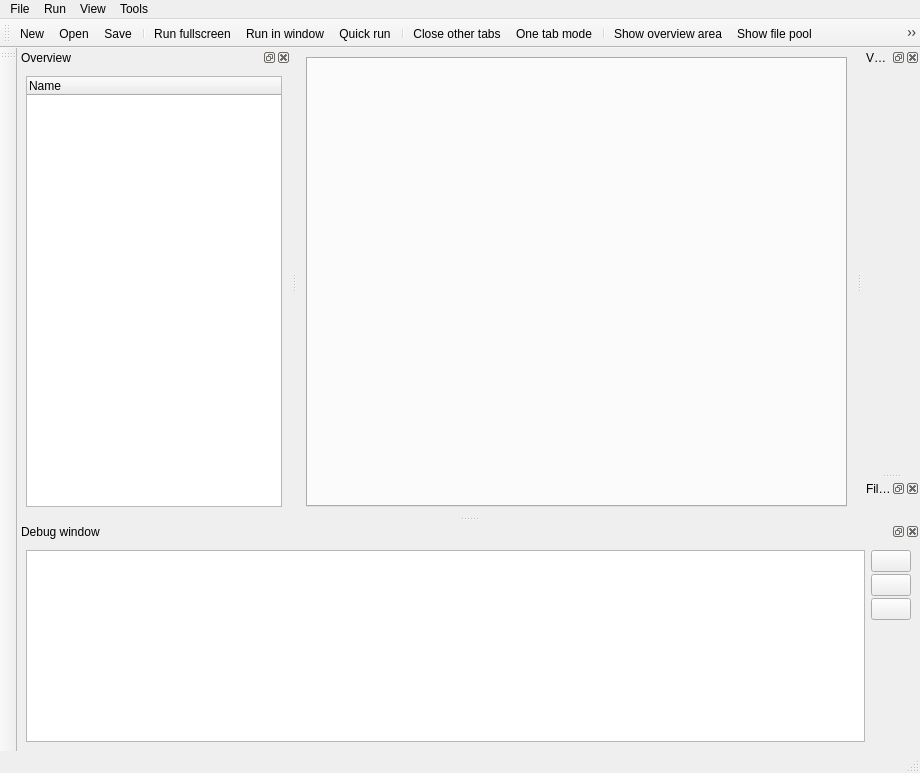
Before: the Qt Designer form resources/ui/misc/main_window.ui in open-cogsci/OpenSesame, drawn with Qt 5.
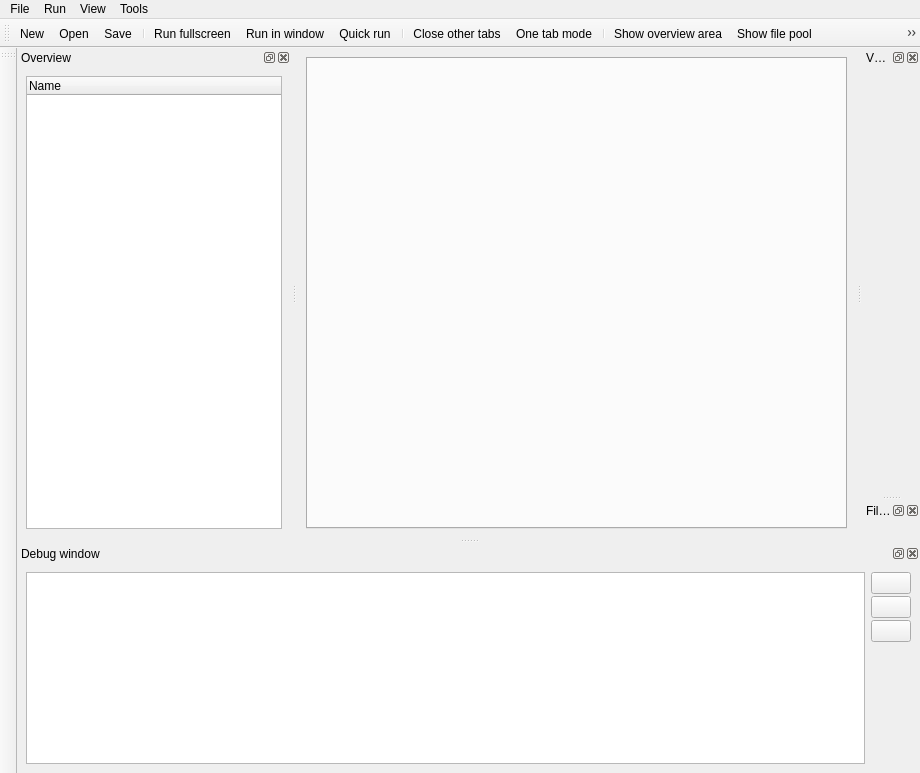
After: the same form once the commit is applied. Icons and pictures are not drawn. Custom widgets are drawn as their Qt base class.

Commit message: Remove statusbar and more consistent use of busy indicator

The edit to the form file:
```diff
--- a/resources/ui/misc/main_window.ui
+++ b/resources/ui/misc/main_window.ui
@@ -113,12 +113,11 @@
    <addaction name="menu_view"/>
    <addaction name="menu_tools"/>
   </widget>
-  <widget class="statusbar" name="statusbar"/>
   <widget class="QDockWidget" name="dock_overview">
    <property name="minimumSize">
     <size>
      <width>200</width>
-     <height>119</height>
+     <height>120</height>
     </size>
    </property>
    <property name="features">
@@ -785,11 +784,6 @@
    <extends>QPlainTextEdit</extends>
    <header>libqtopensesame.console.h</header>
   </customwidget>
-  <customwidget>
-   <class>statusbar</class>
-   <extends>QStatusBar</extends>
-   <header>libqtopensesame.widgets.statusbar.h</header>
-  </customwidget>
   <customwidget>
    <class>tab_widget</class>
    <extends>QTabWidget</extends>
```
Left out of the diff: 2 changed lines with no effect on the pictures. The commit also changes 9 other files.
